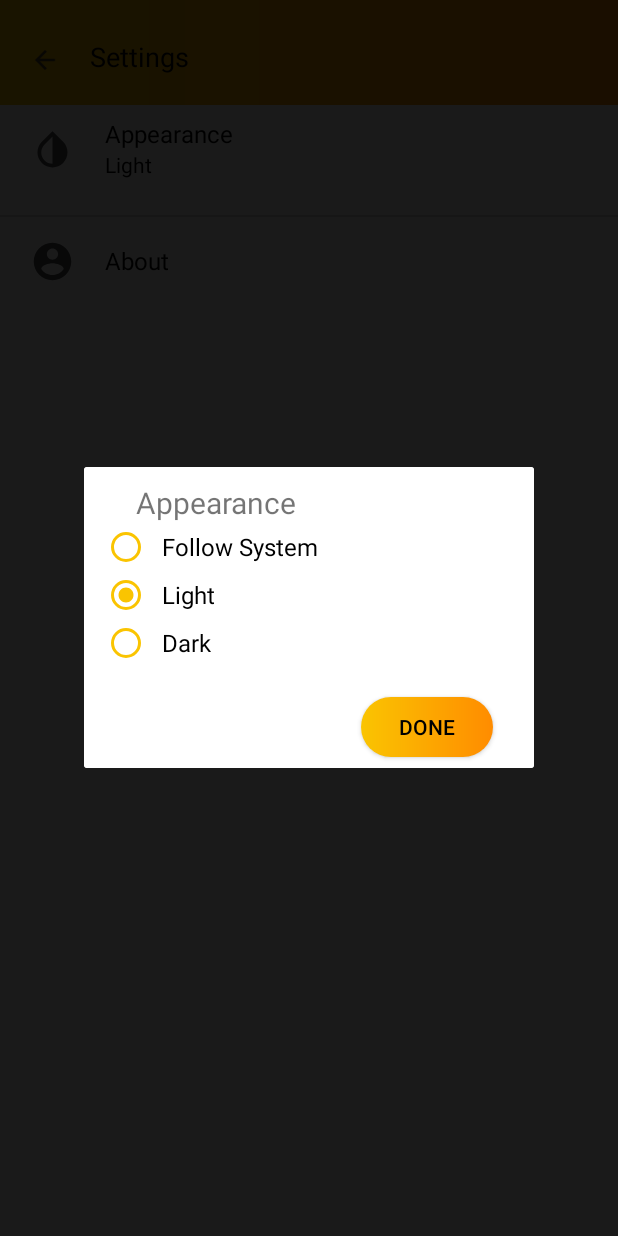
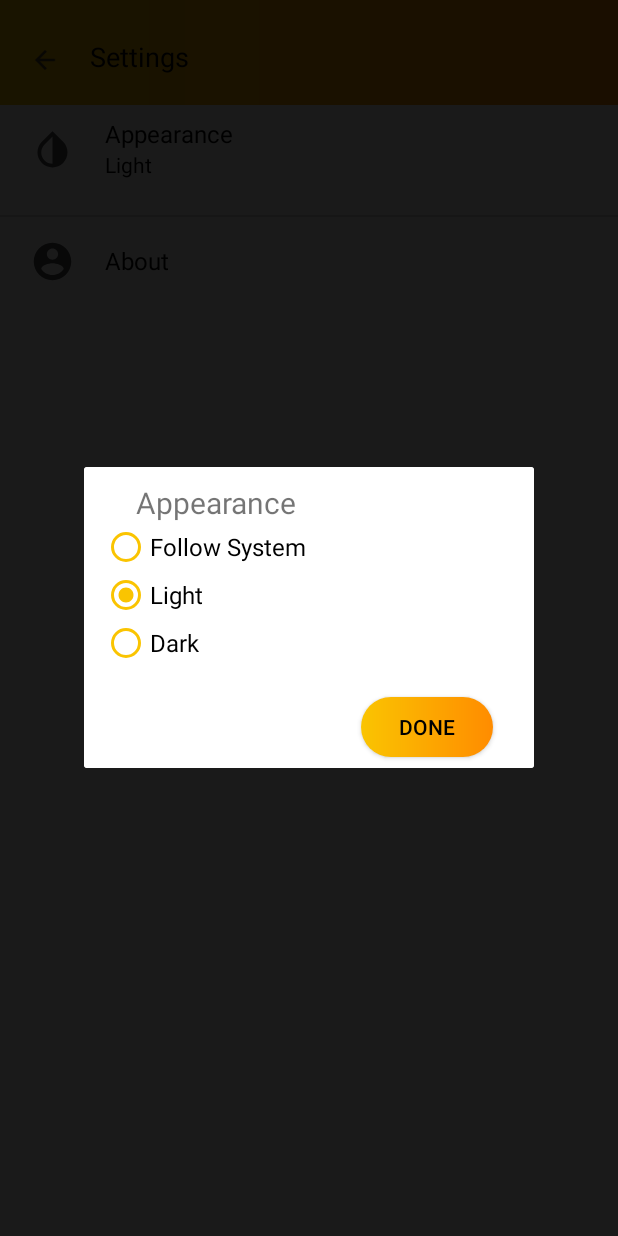
Before and after one commit to Crazy-Marvin/ToDont, an Android app: the Settings screen opened directly, with no data from a screen before it, after a tap on "Appearance", on a phone screen of 412 x 824 dp. Run offline under Robolectric (Android 15) with nearby library versions, the light colour scheme and no system bars; our stand-ins replace CircleImageView.

Commit message:
Make Strings Translateable

```diff
--- a/app/src/main/res/layout/activity_about.xml
+++ b/app/src/main/res/layout/activity_about.xml
@@ -184,7 +184,7 @@
                                 android:layout_width="230dp"
                                 android:layout_height="wrap_content"
                                 android:layout_gravity="center"
-                                android:text="Crazy Marvin"
+                                android:text="@string/crazymarvin"
                                 android:textColor="@color/textcolor" />
 
                             <TextView
@@ -288,7 +288,7 @@
                                 android:layout_width="230dp"
                                 android:layout_height="wrap_content"
                                 android:layout_gravity="center"
-                                android:text="Code Acquaria"
+                                android:text="@string/codeacquaria"
                                 android:textColor="@color/textcolor" />
 
                             <TextView
--- a/app/src/main/res/layout/dialogbox.xml
+++ b/app/src/main/res/layout/dialogbox.xml
@@ -22,7 +22,7 @@
             android:layout_marginLeft="20dp"
             android:layout_marginTop="8dp"
             android:gravity="left"
-            android:text="Appearance"
+            android:text="@string/appearance"
             android:textSize="20sp" />
 
 
@@ -39,8 +39,8 @@
                 android:checked="false"
                 android:buttonTint="@color/g1"
                 android:onClick="onRadioButtonClicked"
-                android:text="  Follow System"
-               android:textColor="@color/textcolor"
+                android:text="@string/followsys"
+                android:textColor="@color/textcolor"
                 android:textSize="16sp" />
 
             <RadioButton
@@ -51,7 +51,7 @@
                 android:checked="false"
                 android:buttonTint="@color/g1"
                 android:onClick="onRadioButtonClicked"
-                android:text="  Light"
+                android:text="@string/light"
                 android:textColor="@color/textcolor"
                 android:textSize="16sp" />
 
@@ -63,7 +63,7 @@
                 android:checked="false"
                 android:buttonTint="@color/g1"
                 android:onClick="onRadioButtonClicked"
-                android:text="  Dark"
+                android:text="@string/dark"
                 android:textColor="@color/textcolor"
                 android:textSize="16sp" />
         </RadioGroup>
@@ -76,7 +76,7 @@
             android:layout_marginTop="20dp"
             android:layout_marginRight="25dp"
             android:layout_marginBottom="5dp"
-            android:text="Done"
+            android:text="@string/done"
             android:background="@drawable/roundbutton"
             android:textColor="@color/textcolor"
 
--- a/app/src/main/res/layout/dialogbox_floatingbutton.xml
+++ b/app/src/main/res/layout/dialogbox_floatingbutton.xml
@@ -21,7 +21,7 @@
             android:id="@+id/habit"
             android:layout_width="match_parent"
             android:layout_height="wrap_content"
-            android:hint="Enter Task"
+            android:hint="@string/addtask"
             android:textColorHint="@android:color/darker_gray"
             android:textColor="@color/textcolor"
             android:textAppearance="@style/TextAppearance.AppCompat.Medium" />
@@ -31,7 +31,7 @@
             android:layout_width="match_parent"
             android:layout_height="100dp"
             android:layout_below="@id/habit"
-            android:hint="Note"
+            android:hint="@string/note"
             android:textColorHint="@android:color/darker_gray"
             android:textColor="@color/textcolor"
             android:textAppearance="@style/TextAppearance.AppCompat.Medium" />
@@ -74,7 +74,7 @@
             android:layout_gravity="right"
             android:layout_marginTop="50dp"
             android:background="@drawable/roundbutton"
-            android:text="Save"
+            android:text="@string/save"
             android:textAllCaps="false"
             android:textColor="@android:color/white"
             android:textSize="16sp" />
--- a/app/src/main/res/layout/dialogbox_labels.xml
+++ b/app/src/main/res/layout/dialogbox_labels.xml
@@ -34,7 +34,7 @@
             android:layout_alignParentEnd="true"
             android:layout_marginTop="50dp"
             android:background="@drawable/roundbutton"
-            android:text="Save"
+            android:text="@string/save"
             android:textAllCaps="false"
             android:textColor="@android:color/white"
             android:textSize="16sp" />
--- a/app/src/main/res/layout/labels_bottom_sheet.xml
+++ b/app/src/main/res/layout/labels_bottom_sheet.xml
@@ -23,7 +23,7 @@
         android:background="@drawable/roundbutton"
         android:textSize="16sp"
         android:layout_marginTop="50dp"
-        android:text="Save"
+        android:text="@string/save"
         android:layout_alignParentEnd="true"
         android:textAllCaps="false"
         android:textColor="@android:color/white" />
--- a/app/src/main/res/layout/labels_bottom_sheet_night.xml
+++ b/app/src/main/res/layout/labels_bottom_sheet_night.xml
@@ -24,7 +24,7 @@
         android:background="@drawable/roundbutton"
         android:textSize="16sp"
         android:layout_marginTop="50dp"
-        android:text="Save"
+        android:text="@string/save"
         android:layout_alignParentEnd="true"
         android:textAllCaps="false"
         android:textColor="@android:color/white" />
--- a/app/src/main/res/layout/layout_bottom_sheet.xml
+++ b/app/src/main/res/layout/layout_bottom_sheet.xml
@@ -10,7 +10,7 @@
         android:id="@+id/habit"
         android:layout_width="match_parent"
         android:layout_height="wrap_content"
-        android:hint="Enter Task"
+        android:hint="@string/addtask"
         android:textColor="@color/textcolor"
         android:textAppearance="@style/TextAppearance.AppCompat.Medium" />
 
@@ -19,7 +19,7 @@
         android:layout_width="match_parent"
         android:layout_height="100dp"
         android:layout_below="@id/habit"
-        android:hint="Note"
+        android:hint="@string/note"
         android:textColor="@color/textcolor"
         android:textAppearance="@style/TextAppearance.AppCompat.Medium" />
 
@@ -61,7 +61,7 @@
         android:layout_gravity="right"
         android:layout_marginTop="50dp"
         android:background="@drawable/roundbutton"
-        android:text="Save"
+        android:text="@string/save"
         android:textAllCaps="false"
         android:textColor="@android:color/white"
         android:textSize="16sp" />
--- a/app/src/main/res/layout/layout_bottom_sheet_nightmode.xml
+++ b/app/src/main/res/layout/layout_bottom_sheet_nightmode.xml
@@ -10,7 +10,7 @@
         android:id="@+id/habit"
         android:layout_width="match_parent"
         android:layout_height="wrap_content"
-        android:hint="Enter Task"
+        android:hint="@string/addtask"
         android:textColorHint="#7C7A72"
         android:textColor="@android:color/white"
         android:textAppearance="@style/TextAppearance.AppCompat.Medium"/>
@@ -19,7 +19,7 @@
         android:id="@+id/detail"
         android:layout_width="match_parent"
         android:layout_height="100dp"
-        android:hint="Note"
+        android:hint="@string/note"
         android:textColorHint="#7C7A72"
         android:textColor="@android:color/white"
         android:layout_below="@id/habit"
@@ -59,7 +59,7 @@
         android:textSize="16sp"
         android:layout_gravity="right"
         android:layout_marginTop="50dp"
-        android:text="Save"
+        android:text="@string/save"
         android:layout_alignParentEnd="true"
         android:textAllCaps="false"
         android:textColor="@android:color/white" />
--- a/app/src/main/res/layout/update_layout_bottom_sheet.xml
+++ b/app/src/main/res/layout/update_layout_bottom_sheet.xml
@@ -10,7 +10,7 @@
         android:id="@+id/updatehabit"
         android:layout_width="match_parent"
         android:layout_height="wrap_content"
-        android:hint="Enter Task"
+        android:hint="@string/addtask"
         android:textAppearance="@style/TextAppearance.AppCompat.Medium" />
 
     <EditText
@@ -18,7 +18,7 @@
         android:layout_width="match_parent"
         android:layout_height="100dp"
         android:layout_below="@id/updatehabit"
-        android:hint="Note"
+        android:hint="@string/note"
         android:textAppearance="@style/TextAppearance.AppCompat.Medium" />
 
     <TextView
@@ -58,7 +58,7 @@
         android:layout_gravity="right"
         android:layout_marginTop="50dp"
         android:background="@drawable/roundbutton"
-        android:text="Update"
+        android:text="@string/update"
         android:textAllCaps="false"
         android:textColor="@android:color/white"
         android:textSize="16sp" />
--- a/app/src/main/res/menu/navigation.xml
+++ b/app/src/main/res/menu/navigation.xml
@@ -4,10 +4,10 @@
     <item
         android:id="@+id/navigation_today"
         android:icon="@drawable/ic_today"
-        android:title="Today"/>
+        android:title="@string/today"/>
 
     <item
         android:id="@+id/navigation_log"
         android:icon="@drawable/ic_log"
-        android:title="Log"/>
+        android:title="@string/log"/>
 </menu>
```
Also changed, not shown: app/src/main/res/layout/activity_on_boarding.xml (+5 -5 lines), app/src/main/res/values/strings.xml (+17 -3 lines).
